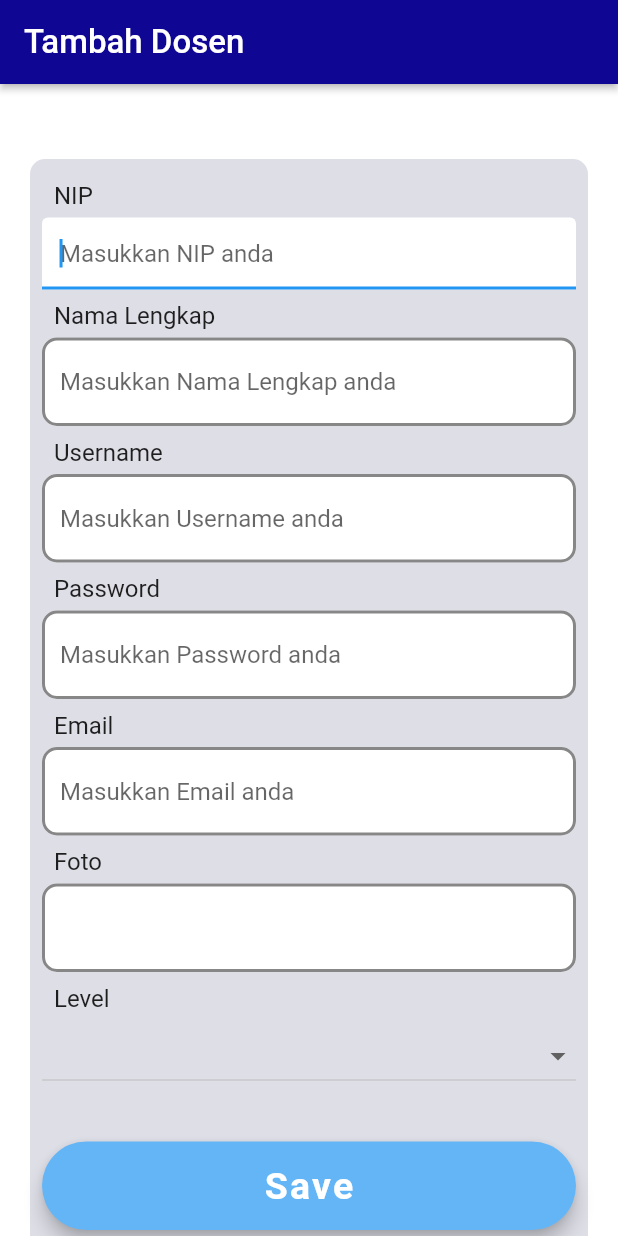
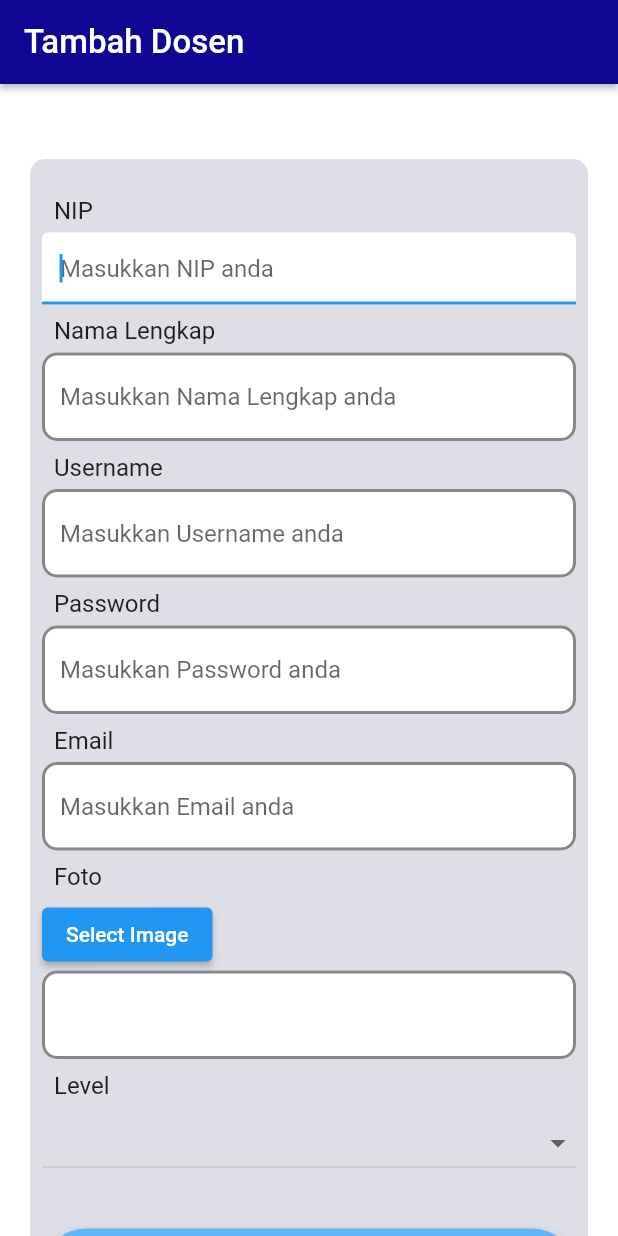
Before and after one commit to RiskyDwiRamadhan/kompen, a Flutter app: the dataDosenWidget screen opened directly, after a tap on the "add" icon, on a phone screen of 412 x 824 dp. Run offline on Flutter 3.47's test engine with Material 2 defaults, Android fonts, the phone set to English and light mode, and no system bars; our stand-ins replace flutter_animate, image_picker; network calls fail; Roboto replaces fonts that are missing (OpenSans, Outfit, Readex Pro).

Commit message:
Menambahkan image

```diff
--- a/lib/widget/Dosen/dataDosen.dart
+++ b/lib/widget/Dosen/dataDosen.dart
@@ -15,6 +15,10 @@ class _dataDosenWidgetState extends State<dataDosenWidget> {
   late List<Dosen> dosen;
   int sortIndex = 0;
   bool isAscending = true;
+  bool isLoading = false; // Track the loading state
+  String searchText = "";
+  GlobalKey<ScaffoldState> _scaffoldKey = GlobalKey<ScaffoldState>();
+  TextEditingController cariInput = new TextEditingController();
 
   _postData(Dosen dosen) {
     Navigator.push(
@@ -64,6 +68,7 @@ class _dataDosenWidgetState extends State<dataDosenWidget> {
                     }
                   },
                 );
+                _getData();
                 Navigator.of(context).pop();
               },
               child: Text('Ya'),
@@ -113,12 +118,48 @@ class _dataDosenWidgetState extends State<dataDosenWidget> {
     setState(() {});
   }
 
-  _getData() {
-    ServicesDosen.getDosens().then((result) {
+  _getData() async {
+    setState(() {
+      isLoading = true;
+    });
+    ServicesDosen.getDosens().then(
+      (result) {
         setState(() {
           dosen = result;
+          isLoading = false;
         });
+      },
+    );
+  }
+
+  void onSearchTextChanged(String value) {
+    setState(() {
+      searchText = value;
+      isLoading = false;
     });
+  }
+
+  List<Dosen> getFilteredDosens() {
+    if (cariInput.text.isEmpty) {
+      setState(() {
+        isLoading = false;
+      });
+      return dosen;
+    }
+    setState(() {
+      isLoading = false;
+    });
+    return dosen
+        .where((dosen) =>
+            dosen.namaLengkap!
+                .toLowerCase()
+                .contains(cariInput.text.toLowerCase()) ||
+            dosen.username!
+                .toLowerCase()
+                .contains(cariInput.text.toLowerCase()) ||
+            dosen.email!.toLowerCase().contains(cariInput.text.toLowerCase()) ||
+            dosen.level!.toLowerCase().contains(cariInput.text.toLowerCase()))
+        .toList();
   }
 
   @override
@@ -131,6 +172,7 @@ class _dataDosenWidgetState extends State<dataDosenWidget> {
   @override
   Widget build(BuildContext context) {
     return Scaffold(
+      key: _scaffoldKey,
       floatingActionButton: FloatingActionButton(
         onPressed: () {
           Navigator.push(context,
@@ -159,94 +201,142 @@ class _dataDosenWidgetState extends State<dataDosenWidget> {
         centerTitle: false,
         elevation: 2,
       ),
-      body: SizedBox(
+      body: Column(
+        children: [
+          Padding(
+            padding: EdgeInsetsDirectional.fromSTEB(200, 0, 10, 0),
+            child: TextField(
+              controller: cariInput,
+              decoration: InputDecoration(
+                contentPadding: EdgeInsets.all(5.0),
+                hintText: 'Pencarian Data',
+                enabledBorder: OutlineInputBorder(
+                  borderSide: BorderSide(
+                    color: Color.fromARGB(255, 136, 135, 135),
+                    width: 2,
+                  ),
+                  borderRadius: BorderRadius.circular(10),
+                ),
+                filled: true,
+                fillColor: Colors.white,
+              ),
+              onChanged: (string) {
+                setState(() {
+                  isLoading = true;
+                });
+                getFilteredDosens();
+              },
+            ),
+          ),
+          SizedBox(
             width: double.infinity,
             child: SingleChildScrollView(
               scrollDirection: Axis.vertical,
               child: SingleChildScrollView(
                 scrollDirection: Axis.horizontal,
-            child: DataTable(
+                child: Column(
+                  children: [
+                    isLoading
+                        ? CircularProgressIndicator()
+                        : DataTable(
                             sortColumnIndex: sortIndex,
                             sortAscending: isAscending,
                             columns: [
                               DataColumn(onSort: onSort, label: Text('Foto')),
                               DataColumn(onSort: onSort, label: Text('Nama')),
-                DataColumn(onSort: onSort, label: Text('Username')),
+                              DataColumn(
+                                  onSort: onSort, label: Text('Username')),
                               DataColumn(onSort: onSort, label: Text('Email')),
                               DataColumn(onSort: onSort, label: Text('Level')),
                               DataColumn(onSort: onSort, label: Text('Action')),
                             ],
-              rows: dosen
+                            rows: getFilteredDosens()
                                 .map((e) => DataRow(cells: [
-                        DataCell(Text(e.foto.toString())),
+                                      DataCell(
+                                        Padding(
+                                          padding: const EdgeInsets.all(10.0),
+                                          child: Container(
+                                            height: 600,
+                                            decoration: BoxDecoration(
+                                              shape: BoxShape.circle,
+                                              image: DecorationImage(
+                                                fit: BoxFit.cover,
+                                                image: NetworkImage(
+                                                  'http://192.168.1.200/kompen/uploads/' +
+                                                      e.foto.toString(),
+                                                ),
+                                              ),
+                                            ),
+                                          ),
+                                        ),
+                                      ),
                                       DataCell(Text(e.namaLengkap.toString())),
                                       DataCell(Text(e.username.toString())),
                                       DataCell(Text(e.email.toString())),
                                       DataCell(Text(e.level.toString())),
                                       DataCell(
                                         Row(
-                            mainAxisAlignment: MainAxisAlignment.center,
+                                          mainAxisAlignment:
+                                              MainAxisAlignment.center,
                                           children: [
                                             Padding(
-                                padding:
-                                    EdgeInsetsDirectional.fromSTEB(0, 0, 0, 0),
+                                              padding: EdgeInsetsDirectional
+                                                  .fromSTEB(0, 0, 0, 0),
                                               child: GestureDetector(
                                                 child: Container(
-                                    padding: EdgeInsets.symmetric(vertical: 0),
+                                                  padding: EdgeInsets.symmetric(
+                                                      vertical: 0),
                                                   width: 30,
-                                    child: RaisedButton(
-                                      child: Icon(
-                                        Icons.change_circle,
-                                        color: Colors.white,
+                                                  child: IconButton(
+                                                    icon: Icon(
+                                                      Icons.update,
+                                                      color: Colors.orange,
                                                       size: 30,
                                                     ),
                                                     onPressed: () {
                                                       _postData(e);
                                                     },
-                                      padding: EdgeInsets.all(15.0),
-                                      shape: RoundedRectangleBorder(
-                                        borderRadius:
-                                            BorderRadius.circular(30.0),
-                                      ),
+                                                    padding: EdgeInsets.all(0),
                                                     color: Colors.orange[600],
                                                   ),
                                                 ),
                                               ),
                                             ),
-                              // Padding(
-                              //   padding:
-                              //       EdgeInsetsDirectional.fromSTEB(0, 0, 0, 0),
-                              //   child: GestureDetector(
-                              //     child: Container(
-                              //       padding: EdgeInsets.symmetric(vertical: 0),
-                              //       width: 30,
-                              //       child: RaisedButton(
-                              //         child: Icon(
-                              //           Icons.cancel_outlined,
-                              //           color: Colors.white,
-                              //           size: 30,
-                              //         ),
-                              //         onPressed: () {
-                              //           _deleteData(e);
-                              //         },
-                              //         padding: EdgeInsets.all(15.0),
-                              //         shape: RoundedRectangleBorder(
-                              //           borderRadius:
-                              //               BorderRadius.circular(30.0),
-                              //         ),
-                              //         color: Colors.red[600],
-                              //       ),
-                              //     ),
-                              //   ),
-                              // ),
+                                            Padding(
+                                              padding: EdgeInsetsDirectional
+                                                  .fromSTEB(0, 0, 0, 0),
+                                              child: GestureDetector(
+                                                child: Container(
+                                                  padding: EdgeInsets.symmetric(
+                                                      vertical: 0),
+                                                  width: 30,
+                                                  child: IconButton(
+                                                    icon: Icon(
+                                                      Icons.delete,
+                                                      color: Colors.red,
+                                                      size: 30,
+                                                    ),
+                                                    onPressed: () {
+                                                      _deleteData(e);
+                                                    },
+                                                    padding: EdgeInsets.all(0),
+                                                    color: Colors.red[600],
+                                                  ),
+                                                ),
+                                              ),
+                                            ),
                                           ],
                                         ),
                                       ),
                                     ]))
                                 .toList(),
                           ),
+                  ],
                 ),
               ),
+            ),
+          ),
+        ],
       ),
     );
   }
--- a/lib/widget/Dosen/tambahDosen.dart
+++ b/lib/widget/Dosen/tambahDosen.dart
@@ -2,6 +2,9 @@ import 'package:flutter/material.dart';
 import 'package:flutter/services.dart';
 import 'package:kompen/widget/Dosen/dataDosen.dart';
 import 'package:kompen/widget/Service/serviceDosen.dart';
+import 'package:image_picker/image_picker.dart';
+import 'dart:io';
+import 'package:path/path.dart' as path;
 
 class TambahDosenWidget extends StatefulWidget {
   const TambahDosenWidget({Key? key}) : super(key: key);
@@ -21,16 +24,21 @@ class _TambahDosenWidgetState extends State<TambahDosenWidget> {
   TextEditingController usernameInput = new TextEditingController();
   TextEditingController emailInput = new TextEditingController();
   TextEditingController fotoInput = new TextEditingController();
+  File? _image;
+
+  void _getImage() async {
+    final pickedFile =
+        await ImagePicker().pickImage(source: ImageSource.gallery);
+
+    setState(() {
+      _image = File(pickedFile!.path);
+      fotoInput.text = path.basename(_image!.path);
+    });
+  }
 
   void prosesData() async {
-    ServicesDosen.addDosen(
-            nipInput.text,
-            namaInput.text,
-            usernameInput.text,
-            passwordInput.text,
-            emailInput.text,
-            fotoInput.text,
-            status.toString())
+    ServicesDosen.addDosen(nipInput.text, namaInput.text, usernameInput.text,
+            passwordInput.text, emailInput.text, _image!, status.toString())
         .then(
       (result) {
         if ('success' == result) {
@@ -87,11 +95,12 @@ class _TambahDosenWidgetState extends State<TambahDosenWidget> {
   @override
   void initState() {
     super.initState();
+    _image;
   }
 
   @override
   Widget build(BuildContext context) {
-    return  Scaffold(
+    return Scaffold(
       backgroundColor: Color.fromRGBO(255, 255, 255, 1),
       appBar: AppBar(
         backgroundColor: Color.fromRGBO(16, 6, 148, 1),
@@ -118,7 +127,7 @@ class _TambahDosenWidgetState extends State<TambahDosenWidget> {
                 padding: EdgeInsetsDirectional.fromSTEB(20, 50, 20, 20),
                 child: Container(
                   width: double.infinity,
-                    height: 800,
+                  height: 850,
                   decoration: BoxDecoration(
                     color: Color.fromRGBO(222, 222, 231, 1),
                     borderRadius: BorderRadius.circular(10),
@@ -128,8 +137,7 @@ class _TambahDosenWidgetState extends State<TambahDosenWidget> {
                     crossAxisAlignment: CrossAxisAlignment.start,
                     children: [
                       Padding(
-                            padding:
-                                EdgeInsetsDirectional.fromSTEB(16, 15, 0, 5),
+                        padding: EdgeInsetsDirectional.fromSTEB(16, 25, 0, 5),
                         child: Text(
                           'NIP',
                           style: TextStyle(
@@ -166,8 +174,7 @@ class _TambahDosenWidgetState extends State<TambahDosenWidget> {
                         ),
                       ),
                       Padding(
-                            padding:
-                                EdgeInsetsDirectional.fromSTEB(16, 0, 0, 5),
+                        padding: EdgeInsetsDirectional.fromSTEB(16, 0, 0, 5),
                         child: Text(
                           'Nama Lengkap',
                           style: TextStyle(
@@ -203,8 +210,7 @@ class _TambahDosenWidgetState extends State<TambahDosenWidget> {
                         ),
                       ),
                       Padding(
-                            padding:
-                                EdgeInsetsDirectional.fromSTEB(16, 0, 0, 5),
+                        padding: EdgeInsetsDirectional.fromSTEB(16, 0, 0, 5),
                         child: Text(
                           'Username',
                           style: TextStyle(
@@ -240,8 +246,7 @@ class _TambahDosenWidgetState extends State<TambahDosenWidget> {
                         ),
                       ),
                       Padding(
-                            padding:
-                                EdgeInsetsDirectional.fromSTEB(16, 0, 0, 5),
+                        padding: EdgeInsetsDirectional.fromSTEB(16, 0, 0, 5),
                         child: Text(
                           'Password',
                           style: TextStyle(
@@ -277,8 +282,7 @@ class _TambahDosenWidgetState extends State<TambahDosenWidget> {
                         ),
                       ),
                       Padding(
-                            padding:
-                                EdgeInsetsDirectional.fromSTEB(16, 0, 0, 5),
+                        padding: EdgeInsetsDirectional.fromSTEB(16, 0, 0, 5),
                         child: Text(
                           'Email',
                           style: TextStyle(
@@ -315,8 +319,7 @@ class _TambahDosenWidgetState extends State<TambahDosenWidget> {
                         ),
                       ),
                       Padding(
-                            padding:
-                                EdgeInsetsDirectional.fromSTEB(16, 0, 0, 5),
+                        padding: EdgeInsetsDirectional.fromSTEB(16, 0, 0, 5),
                         child: Text(
                           'Foto',
                           style: TextStyle(
@@ -327,7 +330,14 @@ class _TambahDosenWidgetState extends State<TambahDosenWidget> {
                       ),
                       Padding(
                         padding: EdgeInsetsDirectional.fromSTEB(8, 0, 8, 8),
-                            child: TextFormField(
+                        child: Column(
+                          crossAxisAlignment: CrossAxisAlignment.start,
+                          children: [
+                            ElevatedButton(
+                              onPressed: _getImage,
+                              child: Text('Select Image'),
+                            ),
+                            TextFormField(
                               controller: fotoInput,
                               autofocus: true,
                               obscureText: false,
@@ -349,10 +359,11 @@ class _TambahDosenWidgetState extends State<TambahDosenWidget> {
                                 return null;
                               },
                             ),
+                          ],
+                        ),
                       ),
                       Padding(
-                            padding:
-                                EdgeInsetsDirectional.fromSTEB(16, 0, 0, 5),
+                        padding: EdgeInsetsDirectional.fromSTEB(16, 0, 0, 5),
                         child: Text(
                           'Level',
                           style: TextStyle(
@@ -391,18 +402,20 @@ class _TambahDosenWidgetState extends State<TambahDosenWidget> {
                           child: Container(
                             padding: EdgeInsets.symmetric(vertical: 25.0),
                             width: double.infinity,
-                                child: RaisedButton(
-                                  elevation: 5.0,
+                            child: ElevatedButton(
                               onPressed: () {
                                 if (formKey.currentState!.validate()) {
                                   prosesData();
                                 }
                               },
+                              style: ElevatedButton.styleFrom(
+                                elevation: 5.0,
                                 padding: EdgeInsets.all(15.0),
                                 shape: RoundedRectangleBorder(
                                   borderRadius: BorderRadius.circular(30.0),
                                 ),
-                                  color: Colors.blue[300],
+                                primary: Colors.blue[300],
+                              ),
                               child: Text(
                                 'Save',
                                 style: TextStyle(
```
Also changed, not shown: lib/widget/Dosen/updateDosen.dart (+34 -14 lines), lib/widget/Service/serviceDosen.dart (+55 -33 lines). Lines whose indentation alone changed are shown as unchanged.
